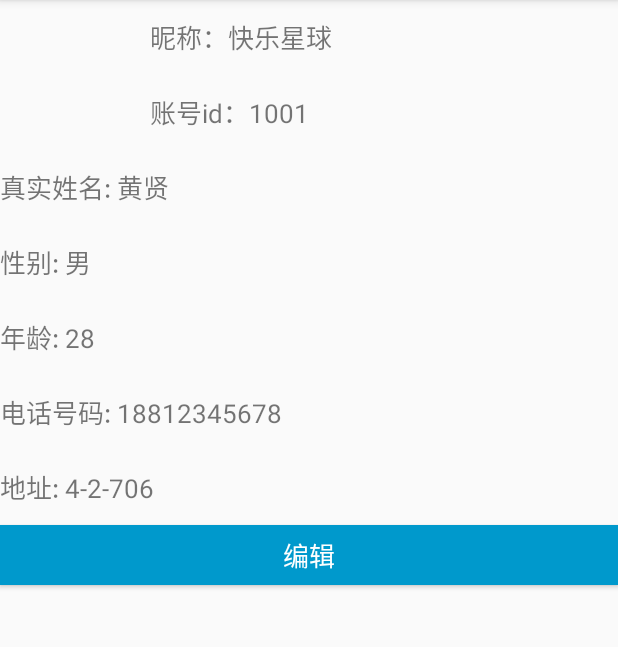
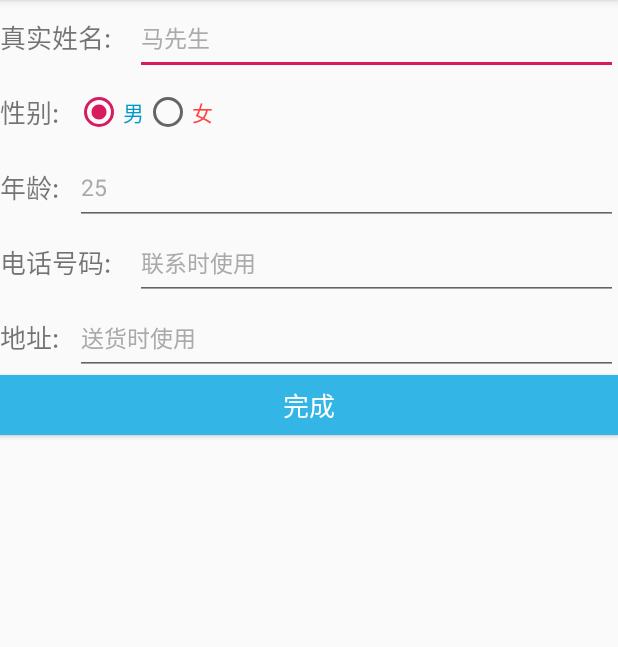
Before and after one commit to huangxian1215/farmshop, an Android app: the UserDetailActivity screen opened directly, with no data from a screen before it, after a tap on "编辑", on a phone screen of 412 x 824 dp, the part 84-731 px from its top. Run offline under Robolectric (Android 15) with nearby library versions, the phone set to English and light mode, and no system bars; 1 statement that could not run was skipped.

```diff
--- a/app/src/main/AndroidManifest.xml
+++ b/app/src/main/AndroidManifest.xml
@@ -33,6 +33,7 @@
         <activity android:name=".upfiles.activity.MediaStoreActivity"/>
         <activity android:name=".upfiles.activity.UpFileMainActivity"/>
         <activity android:name=".activity.UserDetailActivity"/>
+        <activity android:name=".activity.UserDetailEditActivity"/>
     </application>
 
 </manifest>
--- a/app/src/main/java/com/example/farmshop/activity/CenterActivity.java
+++ b/app/src/main/java/com/example/farmshop/activity/CenterActivity.java
@@ -41,7 +41,7 @@ public class CenterActivity extends AppCompatActivity implements OnGetFileListen
         app = MainApplication.getInstance();
         downLoadConfig();
         //for test 0606
-        initData();
+//        initData();
     }
 
     private void downLoadConfig(){
--- a/app/src/main/java/com/example/farmshop/activity/UserDetailActivity.java
+++ b/app/src/main/java/com/example/farmshop/activity/UserDetailActivity.java
@@ -1,5 +1,6 @@
 package com.example.farmshop.activity;
 
+import android.content.Intent;
 import android.os.Bundle;
 import android.support.v7.app.AppCompatActivity;
 
@@ -8,7 +9,9 @@ import android.widget.Button;
 import android.widget.ImageView;
 import android.widget.TextView;
 
+import com.example.farmshop.MainApplication;
 import com.example.farmshop.R;
+import com.example.farmshop.bean.UserInfo;
 
 public class UserDetailActivity extends AppCompatActivity{
     private ImageView iv_headimg;
@@ -21,11 +24,15 @@ public class UserDetailActivity extends AppCompatActivity{
     private TextView tv_location;
     private Button btn_edit;
 
+    private UserInfo mUserinfo;
+
     @Override
     protected void onCreate(Bundle savedInstanceState) {
         super.onCreate(savedInstanceState);
         setContentView(R.layout.activity_userdetail);
         initwidget();
+        mUserinfo = MainApplication.getInstance().mUserinfo;
+        filldata();
     }
 
     public void initwidget(){
@@ -42,10 +49,25 @@ public class UserDetailActivity extends AppCompatActivity{
         btn_edit.setOnClickListener(new View.OnClickListener(){
             @Override
             public void onClick(View v){
-
+                Intent intent = new Intent(UserDetailActivity.this, UserDetailEditActivity.class);
+                startActivity(intent);
+                finish();
             }
         });
     }
 
-
+    public void filldata(){
+        if(mUserinfo == null) return;
+        tv_name.setText("昵称：" + mUserinfo.name);
+        tv_id.setText("账号id：" + String.valueOf(mUserinfo.detail.getUid()));
+        tv_realname.setText("真实姓名：" + mUserinfo.detail.getRealName());
+        if(mUserinfo.detail.getSex() == false){
+            tv_sex.setText("性别：男");
+        }else{
+            tv_sex.setText("性别：女");
+        }
+        tv_age.setText("年龄：" + mUserinfo.detail.getAge());
+        tv_phone.setText("电话号码：" + mUserinfo.detail.getPhoneNumber());
+        tv_location.setText("地址：" + mUserinfo.detail.getLocation());
+    }
 }
--- /dev/null
+++ b/app/src/main/java/com/example/farmshop/activity/UserDetailEditActivity.java
@@ -0,0 +1,148 @@
+package com.example.farmshop.activity;
+
+import android.content.Context;
+import android.os.Bundle;
+import android.os.Handler;
+import android.os.Message;
+import android.support.v7.app.AppCompatActivity;
+import android.view.View;
+import android.widget.Button;
+import android.widget.ImageView;
+import android.widget.RadioButton;
+import android.widget.RadioGroup;
+import android.widget.TextView;
+import android.widget.Toast;
+
+import com.example.farmshop.MainApplication;
+import com.example.farmshop.R;
+import com.example.farmshop.bean.ByteData;
+import com.example.farmshop.bean.UserInfo;
+import com.example.farmshop.farmshop;
+import com.google.protobuf.Any;
+
+import java.io.ByteArrayOutputStream;
+import java.io.IOException;
+
+public class UserDetailEditActivity extends AppCompatActivity {
+    private TextView et_realname;
+    private TextView et_age;
+    private TextView et_phone;
+    private TextView et_location;
+    private Button btn_save;
+    private static Context mContext;
+
+    RadioGroup rg_admit;
+    RadioButton rb_boy;
+    RadioButton rb_girl;
+
+    private UserInfo mUserinfo;
+    private farmshop.EditUserInfoRequest.Builder eduser;
+    private static UserInfo tempUserinfo;
+
+    @Override
+    protected void onCreate(Bundle savedInstanceState) {
+        super.onCreate(savedInstanceState);
+        setContentView(R.layout.activity_userdetailedit);
+        initwidget();
+        eduser = farmshop.EditUserInfoRequest.newBuilder();
+        mUserinfo = MainApplication.getInstance().mUserinfo;
+        tempUserinfo = mUserinfo;
+        filldata();
+        mContext = this;
+    }
+
+    public void initwidget(){
+        et_realname = (TextView)findViewById(R.id.et_realname);
+        rg_admit = (RadioGroup)findViewById(R.id.rg_admit);
+        rb_boy = (RadioButton)findViewById(R.id.rb_boy_0);
+        rb_girl = (RadioButton)findViewById(R.id.rb_girl_1);
+        et_age = (TextView)findViewById(R.id.et_age);
+        et_phone = (TextView)findViewById(R.id.et_phone);
+        et_location = (TextView)findViewById(R.id.et_location);
+        btn_save = (Button)findViewById(R.id.btn_save);
+        btn_save.setEnabled(true);
+        rg_admit.setOnCheckedChangeListener(new RadioGroup.OnCheckedChangeListener() {
+            public void onCheckedChanged(RadioGroup group, int checkedId) {
+                switch (checkedId) {
+                    case R.id.rb_boy_0:
+                        eduser.setSex(false);
+                        break;
+                    case R.id.rb_girl_1:
+                        eduser.setSex(true);
+                        break;
+                }
+            }
+        });
+
+        btn_save.setOnClickListener(new View.OnClickListener(){
+            @Override
+            public void onClick(View v){
+                eduser.setRealName(et_realname.getText().toString());
+                eduser.setAge(Integer.parseInt(et_age.getText().toString()));
+                eduser.setPhoneNumber(et_phone.getText().toString());
+                eduser.setLocation(et_location.getText().toString());
+
+                farmshop.baseType.Builder regist = farmshop.baseType.newBuilder().setType(farmshop.MsgId.EditUserInfo_REQ).setSessionId(MainApplication.getInstance().mSessionId);
+                farmshop.EditUserInfoRequest req = eduser.build();
+                regist.addObject(Any.pack(req));
+                byte[] bytearray = {};
+                farmshop.baseType bt =  regist.build();
+                ByteArrayOutputStream outp1 = new ByteArrayOutputStream();
+                try{
+                    bt.writeTo(outp1);
+                    bytearray = outp1.toByteArray();
+                }catch (IOException e){
+                    e.printStackTrace();
+                }
+                Message smsg = Message.obtain();
+                ByteData buffdata = new ByteData(bytearray);
+                smsg.obj = buffdata;
+                MainApplication.getInstance().mTransmit.mRecvHandler.sendMessage(smsg);
+
+                tempUserinfo.detail = req;
+                btn_save.setEnabled(false);
+                finish();
+            }
+        });
+    }
+
+    public void filldata(){
+        if(mUserinfo == null) return;
+        eduser.setUid(mUserinfo.detail.getUid()).
+                setHeadimg(mUserinfo.detail.getHeadimg()).
+                setRealName(mUserinfo.detail.getRealName()).
+                setSex(mUserinfo.detail.getSex()).
+                setAge(mUserinfo.detail.getAge()).
+                setPhoneNumber(mUserinfo.detail.getPhoneNumber()).
+                setLocation(mUserinfo.detail.getLocation()).
+                setIsManager(mUserinfo.detail.getIsManager());
+        et_realname.setText(mUserinfo.detail.getRealName());
+        if(mUserinfo.detail.getSex() == false){
+            rb_boy.setChecked(true);
+        }else{
+            rb_girl.setChecked(true);
+        }
+        et_age.setText(String.valueOf(mUserinfo.detail.getAge()));
+        et_phone.setText(mUserinfo.detail.getPhoneNumber());
+        et_location.setText(mUserinfo.detail.getLocation());
+    }
+
+    public static Handler mHandler = new Handler() {
+        @Override
+        public void handleMessage(Message msg) {
+            farmshop.baseType data = (farmshop.baseType) msg.obj;
+            try{
+                Any any = data.getObject(0);
+                farmshop.EditUserInfoResponse resp = farmshop.EditUserInfoResponse.parseFrom(any.getValue());
+                if(resp.getResult() == 0){
+                    Toast.makeText(mContext, "修改成功", Toast.LENGTH_LONG).show();
+                    MainApplication.getInstance().mUserinfo = tempUserinfo;
+                }else{
+                    Toast.makeText(mContext, "修改失败", Toast.LENGTH_LONG).show();
+                }
+            }catch (IOException e){
+                e.printStackTrace();
+            }
+        }
+    };
+}
--- a/app/src/main/java/com/example/farmshop/bean/UserInfo.java
+++ b/app/src/main/java/com/example/farmshop/bean/UserInfo.java
@@ -3,9 +3,9 @@ package com.example.farmshop.bean;
 import com.example.farmshop.farmshop;
 
 public class UserInfo {
-    public String name;
-    public String pwd;
-//    public farmshop.EditUserInfoRequest detail;
+    public String name = "";
+    public String pwd = "";
+    public farmshop.EditUserInfoRequest detail;
 
     public UserInfo() {
         name = "";
--- a/app/src/main/res/layout/activity_login.xml
+++ b/app/src/main/res/layout/activity_login.xml
@@ -23,14 +23,14 @@
         android:layout_width="match_parent"
         android:layout_height="40dp"
         android:gravity="left|center"
-        android:text="天马流星"
+        android:text="hx"
         android:textSize="17sp" />
     <EditText
         android:id="@+id/et_pwd"
         android:layout_width="match_parent"
         android:layout_height="40dp"
         android:gravity="left|center"
-        android:text="%%..134/"
+        android:text="123654"
         android:textSize="17sp" />
     <Button
         android:id="@+id/btn_regist"
--- a/app/src/main/res/layout/activity_userdetail.xml
+++ b/app/src/main/res/layout/activity_userdetail.xml
@@ -29,7 +29,7 @@
                     android:layout_height="50dp"
                     android:textSize="17sp"
                     android:gravity="left|center"
-                    android:text="账号id：1001"/>
+                    android:text="账号id："/>
 
             </LinearLayout>
         </LinearLayout>
@@ -39,35 +39,35 @@
             android:layout_height="50dp"
             android:textSize="17sp"
             android:gravity="left|center"
-            android:text="真实姓名: 黄贤"/>
+            android:text="真实姓名: "/>
         <TextView
             android:id="@+id/tv_sex"
             android:layout_width="match_parent"
             android:layout_height="50dp"
             android:textSize="17sp"
             android:gravity="left|center"
-            android:text="性别: 男"/>
+            android:text="性别: "/>
         <TextView
             android:id="@+id/tv_age"
             android:layout_width="match_parent"
             android:layout_height="50dp"
             android:textSize="17sp"
             android:gravity="left|center"
-            android:text="年龄: 28"/>
+            android:text="年龄: "/>
         <TextView
             android:id="@+id/tv_phone"
             android:layout_width="match_parent"
             android:layout_height="50dp"
             android:textSize="17sp"
             android:gravity="left|center"
-            android:text="电话号码: 18812345678"/>
+            android:text="电话号码: "/>
         <TextView
             android:id="@+id/tv_location"
             android:layout_width="match_parent"
             android:layout_height="50dp"
             android:textSize="17sp"
             android:gravity="left|center"
-            android:text="地址: 4-2-706"/>
+            android:text="地址: "/>
 
         <Button
             android:id="@+id/btn_edit"
--- /dev/null
+++ b/app/src/main/res/layout/activity_userdetailedit.xml
@@ -0,0 +1,132 @@
+<?xml version="1.0" encoding="utf-8"?>
+<LinearLayout xmlns:android="http://schemas.android.com/apk/res/android"
+    android:id="@+id/userdetail"
+    android:layout_width="match_parent"
+    android:layout_height="match_parent"
+    android:orientation="vertical">
+    <LinearLayout
+        android:layout_width="match_parent"
+        android:layout_height="50dp"
+        android:orientation="horizontal">
+        <TextView
+            android:id="@+id/tv_realname"
+            android:layout_width="90dp"
+            android:layout_height="match_parent"
+            android:textSize="17sp"
+            android:gravity="left|center"
+            android:text="真实姓名:"/>
+        <EditText
+            android:id="@+id/et_realname"
+            android:layout_width="match_parent"
+            android:layout_height="match_parent"
+            android:text="马先生"
+            android:textSize="15sp"
+            android:textColor="@android:color/darker_gray"/>
+    </LinearLayout>
+
+    <LinearLayout
+        android:layout_width="match_parent"
+        android:layout_height="50dp"
+        android:orientation="horizontal">
+        <TextView
+            android:id="@+id/tv_sex"
+            android:layout_width="50dp"
+            android:layout_height="match_parent"
+            android:textSize="17sp"
+            android:gravity="left|center"
+            android:text="性别: "/>
+        <RadioGroup
+            android:id="@+id/rg_admit"
+            android:layout_width="0dp"
+            android:layout_height="match_parent"
+            android:layout_weight="51"
+            android:gravity="left|center_vertical"
+            android:orientation="horizontal" >
+            <RadioButton
+                android:id="@+id/rb_boy_0"
+                android:layout_width="wrap_content"
+                android:layout_height="wrap_content"
+                android:checked="true"
+                android:text="男"
+                android:textColor="@android:color/holo_blue_dark"
+                android:textSize="14sp" />
+            <RadioButton
+                android:id="@+id/rb_girl_1"
+                android:layout_width="wrap_content"
+                android:layout_height="wrap_content"
+                android:text="女"
+                android:textColor="@android:color/holo_red_light"
+                android:textSize="14sp" />
+        </RadioGroup>
+    </LinearLayout>
+    <LinearLayout
+        android:layout_width="match_parent"
+        android:layout_height="50dp"
+        android:orientation="horizontal">
+        <TextView
+            android:id="@+id/tv_age"
+            android:layout_width="50dp"
+            android:layout_height="match_parent"
+            android:textSize="17sp"
+            android:gravity="left|center"
+            android:text="年龄: "/>
+        <EditText
+            android:id="@+id/et_age"
+            android:layout_width="match_parent"
+            android:layout_height="match_parent"
+            android:text="25"
+            android:textSize="15sp"
+            android:textColor="@android:color/darker_gray"
+            android:inputType="number"/>
+    </LinearLayout>
+    <LinearLayout
+        android:layout_width="match_parent"
+        android:layout_height="50dp"
+        android:orientation="horizontal">
+        <TextView
+            android:id="@+id/tv_phone"
+            android:layout_width="90dp"
+            android:layout_height="match_parent"
+            android:textSize="17sp"
+            android:gravity="left|center"
+            android:text="电话号码: "/>
+        <EditText
+            android:id="@+id/et_phone"
+            android:layout_width="match_parent"
+            android:layout_height="match_parent"
+            android:text="联系时使用"
+            android:textSize="15sp"
+            android:textColor="@android:color/darker_gray"
+            android:inputType="phone"/>
+    </LinearLayout>
+    <LinearLayout
+        android:layout_width="match_parent"
+        android:layout_height="50dp"
+        android:orientation="horizontal">
+        <TextView
+            android:id="@+id/tv_location"
+            android:layout_width="50dp"
+            android:layout_height="match_parent"
+            android:textSize="17sp"
+            android:gravity="left|center"
+            android:text="地址: "/>
+        <EditText
+            android:id="@+id/et_location"
+            android:layout_width="match_parent"
+            android:layout_height="match_parent"
+            android:text="送货时使用"
+            android:textSize="15sp"
+            android:textColor="@android:color/darker_gray"/>
+    </LinearLayout>
+
+
+    <Button
+        android:id="@+id/btn_save"
+        android:layout_width="match_parent"
+        android:layout_height="40dp"
+        android:layout_alignBottom="@+id/userdetail"
+        android:background="@android:color/holo_blue_light"
+        android:text="完成"
+        android:textSize="17sp"
+        android:textColor="@android:color/white"/>
+</LinearLayout>
```
Also changed, not shown: app/src/main/java/com/example/farmshop/activity/LoginActivity.java (+47 -24 lines), app/src/main/java/com/example/farmshop/thread/MessageTransmit.java (+58 -6 lines), 5 other files.
